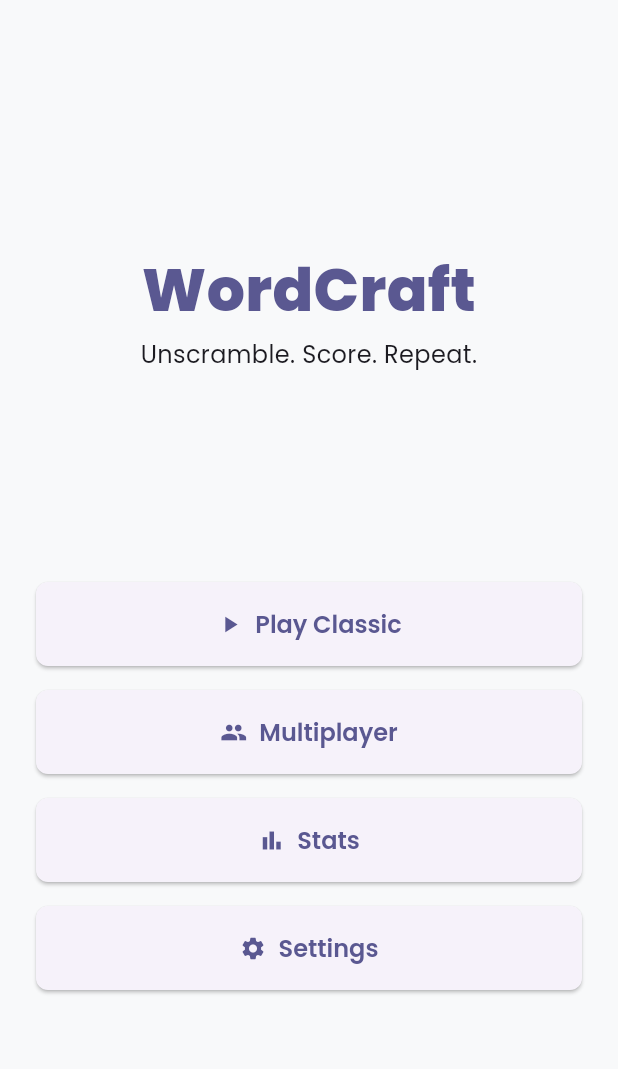
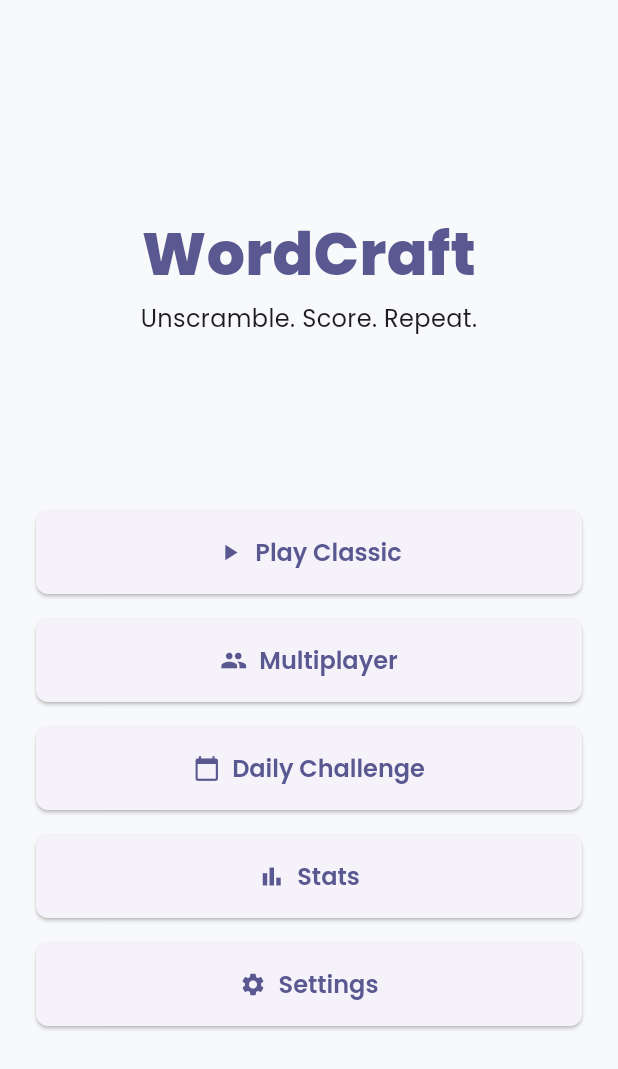
Before and after one commit to priyanshijain1/WordCraft, a Flutter app: the screen it shows after launch, on a phone screen of 412 x 824 dp. Shown: the top 1069 px of the screen. Run offline on Flutter 3.47's test engine with Material 3 defaults, Android fonts, the phone set to English and light mode, and no system bars; our stand-ins replace flutter_riverpod, go_router, google_fonts, shared_preferences.

Commit message:
add daily challenge game mode

```diff
--- a/lib/features/home/presentation/screens/home_screen.dart
+++ b/lib/features/home/presentation/screens/home_screen.dart
@@ -55,6 +55,15 @@ class HomeScreen extends ConsumerWidget {
               ),
               const SizedBox(height: AppSpacing.md),
               _ModeButton(
+                label: 'Daily Challenge',
+                icon: Icons.calendar_today,
+                onTap: () {
+                  ref.read(gameProvider.notifier).startDailyGame();
+                  context.go(AppRoutes.game);
+                },
+              ),
+              const SizedBox(height: AppSpacing.md),
+              _ModeButton(
                 label: 'Stats',
                 icon: Icons.bar_chart,
                 onTap: () => context.go(AppRoutes.stats),
```
Also changed, not shown: lib/features/word_scramble/presentation/providers/game_provider.dart (+9 -2 lines).
